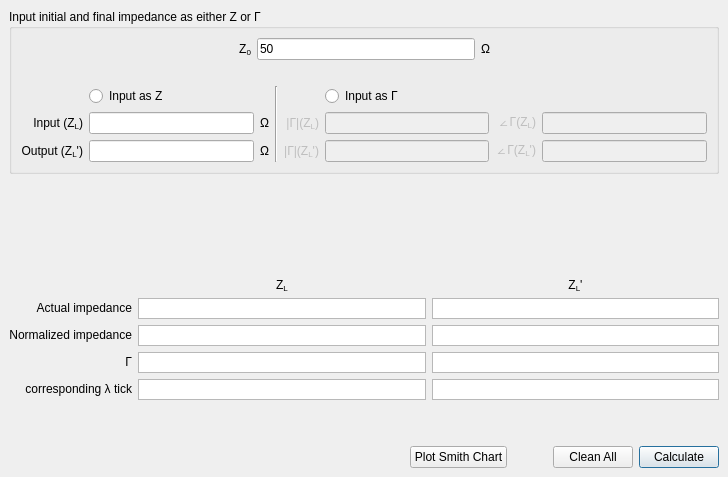
urbanij/syRF, file ui/smith_chart.ui: the form before one commit.
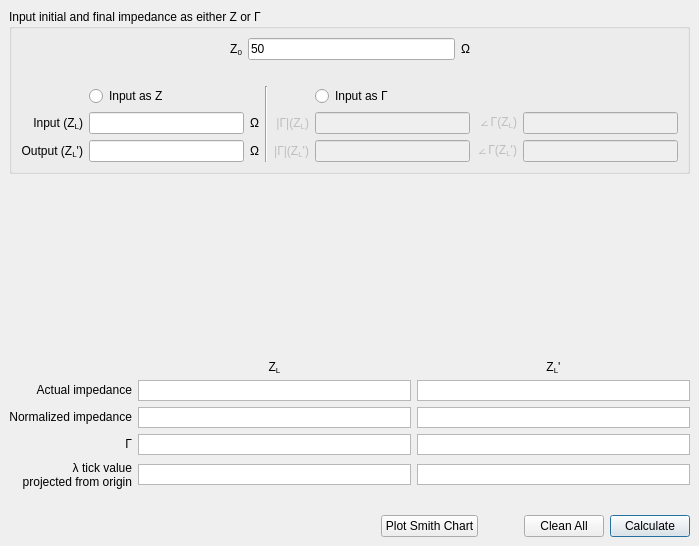
The form after the commit.

Commit message: - Added constant conductance and constant admittance arcs when plottin the Smith Chart - Minor bug fixes

```diff
--- a/ui/smith_chart.ui
+++ b/ui/smith_chart.ui
@@ -7,8 +7,8 @@
    <rect>
     <x>0</x>
     <y>0</y>
-    <width>728</width>
-    <height>477</height>
+    <width>699</width>
+    <height>546</height>
    </rect>
   </property>
   <property name="windowTitle">
@@ -299,6 +299,9 @@
         <property name="orientation">
          <enum>Qt::Vertical</enum>
         </property>
+        <property name="sizeType">
+         <enum>QSizePolicy::Expanding</enum>
+        </property>
         <property name="sizeHint" stdset="0">
          <size>
           <width>20</width>
@@ -524,7 +527,7 @@
            </sizepolicy>
           </property>
           <property name="text">
-           <string>&lt;html&gt;&lt;head/&gt;&lt;body&gt;&lt;p&gt;corresponding λ tick&lt;/p&gt;&lt;/body&gt;&lt;/html&gt;</string>
+           <string>&lt;html&gt;&lt;head/&gt;&lt;body&gt;&lt;p&gt;λ tick value &lt;br/&gt;projected from origin&lt;/p&gt;&lt;/body&gt;&lt;/html&gt;</string>
           </property>
           <property name="alignment">
            <set>Qt::AlignRight|Qt::AlignTrailing|Qt::AlignVCenter</set>
@@ -582,7 +585,7 @@
         <property name="sizeHint" stdset="0">
          <size>
           <width>20</width>
-          <height>40</height>
+          <height>20</height>
          </size>
         </property>
        </spacer>
```
The commit also changes 8 other files.
